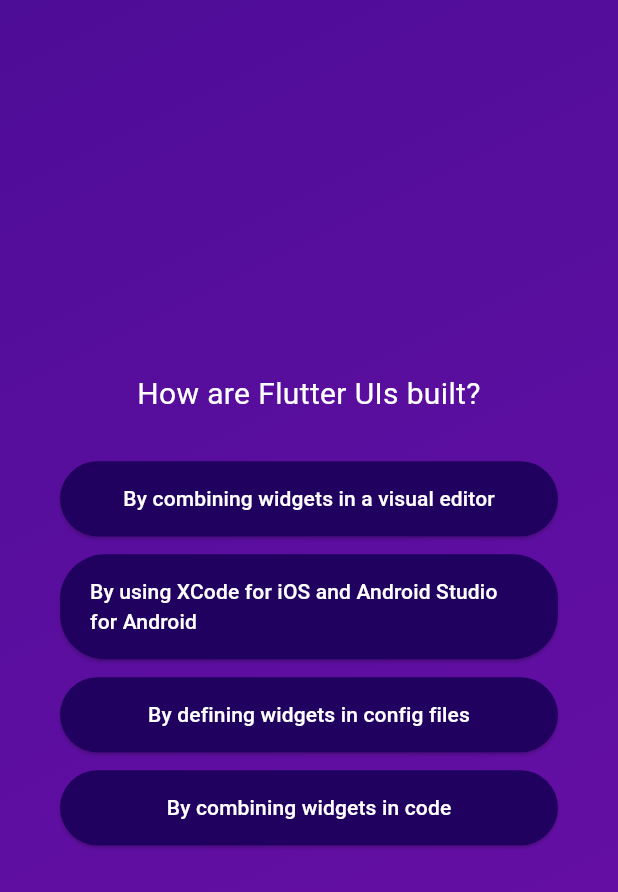
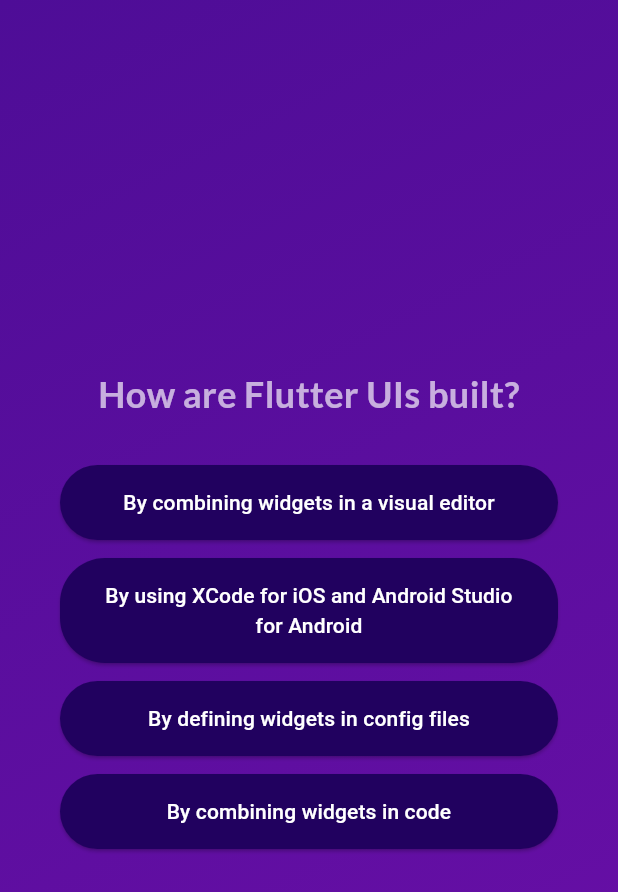
Before and after one commit to MutumaDerick/Quiz-App, a Flutter app: the screen it shows after launch, after a tap on "Start Quiz", after a tap on "Components", on a phone screen of 412 x 824 dp. Shown: the top 892 px of the screen. Run offline on Flutter 3.47's test engine with Material 3 defaults, Android fonts, the phone set to English and light mode, and no system bars; our stand-ins replace google_fonts.

```diff
--- a/lib/answer_button.dart
+++ b/lib/answer_button.dart
@@ -27,7 +27,7 @@ class AnswerButton extends StatelessWidget {
             borderRadius: BorderRadius.circular(30),
           ),
         ),
-        child: Text(answerText),
+        child: Text(answerText, textAlign: TextAlign.center,),
       ),
     );
   }
--- a/lib/questions_screen.dart
+++ b/lib/questions_screen.dart
@@ -1,9 +1,12 @@
 import 'package:flutter/material.dart';
+import 'package:google_fonts/google_fonts.dart';
 import 'package:quiz_app/answer_button.dart';
 import 'package:quiz_app/data/question.dart';
 
 class QuestionsScreen extends StatefulWidget {
-  const QuestionsScreen({super.key});
+  const QuestionsScreen({super.key, required this.onSelectAnswer});
+
+  final void Function(String answer) onSelectAnswer;
 
   @override
   State<QuestionsScreen> createState() => _QuestionsScreenState();
@@ -12,7 +15,8 @@ class QuestionsScreen extends StatefulWidget {
 class _QuestionsScreenState extends State<QuestionsScreen> {
   var currentQuestionIndex = 0;
 
-  void nextQuestion() {
+  void nextQuestion(String selectedAnswer) {
+    widget.onSelectAnswer(selectedAnswer);
     setState(() {
       currentQuestionIndex++;
     });
@@ -32,9 +36,10 @@ class _QuestionsScreenState extends State<QuestionsScreen> {
           children: [
             Text(
               currentQuestion.text,
-              style: const TextStyle(
-                color: Colors.white,
-                fontSize: 20,
+              style: GoogleFonts.lato(
+                color: const Color.fromARGB(170, 255, 255, 255),
+                fontSize: 24,
+                fontWeight: FontWeight.bold,
               ),
               textAlign: TextAlign.center,
             ),
@@ -42,7 +47,9 @@ class _QuestionsScreenState extends State<QuestionsScreen> {
             ...currentQuestion.getShuffledAnswers().map((answer) {
               return AnswerButton(
                 answerText: answer,
-                onTap: nextQuestion,
+                onTap: () {
+                  nextQuestion(answer);
+                },
               );
             }),
           ],
--- a/lib/quiz.dart
+++ b/lib/quiz.dart
@@ -1,6 +1,7 @@
 import 'package:flutter/material.dart';
 import 'package:quiz_app/start_screen.dart';
 import 'package:quiz_app/questions_screen.dart';
+import 'package:quiz_app/data/question.dart';
 
 class Quiz extends StatefulWidget {
   const Quiz({super.key});
@@ -10,6 +11,7 @@ class Quiz extends StatefulWidget {
 }
 
 class _QuizState extends State<Quiz> {
+  final List<String> selectedAnswers = [];
   var activeScreen = 'start-screen';
 
   void switchScreen() {
@@ -18,14 +20,25 @@ class _QuizState extends State<Quiz> {
     });
   }
 
+  void chooseAnswer(String answer) {
+    selectedAnswers.add(answer);
+
+    if (selectedAnswers.length == questions.length) {
+      setState(() {
+        activeScreen = 'start-screen';
+      });
+    }
+  }
+
   @override
   Widget build(BuildContext context) {
     Widget screenWidget = StartScreen(switchScreen);
 
     if (activeScreen == 'questions-screen') {
-      screenWidget = const QuestionsScreen();
+      screenWidget = QuestionsScreen(
+        onSelectAnswer: chooseAnswer,
+      );
     }
-
 
     return MaterialApp(
       theme: ThemeData(useMaterial3: true),
--- a/lib/start_screen.dart
+++ b/lib/start_screen.dart
@@ -1,4 +1,5 @@
 import 'package:flutter/material.dart';
+import 'package:google_fonts/google_fonts.dart';
 
 class StartScreen extends StatelessWidget {
   const StartScreen(this.startQuiz, {super.key});
@@ -17,10 +18,10 @@ class StartScreen extends StatelessWidget {
             color: const Color.fromARGB(150, 255, 255, 255),
           ),
           const SizedBox(height: 80),
-          const Text(
+          Text(
             'Learn Flutter the fun way!',
-            style: TextStyle(
-              color: Color.fromARGB(255, 237, 223, 252),
+            style: GoogleFonts.lato(
+              color: const Color.fromARGB(255, 237, 223, 252),
               fontSize: 24,
             ),
           ),
--- a/pubspec.yaml
+++ b/pubspec.yaml
@@ -35,6 +35,7 @@ dependencies:
   # The following adds the Cupertino Icons font to your application.
   # Use with the CupertinoIcons class for iOS style icons.
   cupertino_icons: ^1.0.8
+  google_fonts: ^6.2.1
 
 dev_dependencies:
   flutter_test:
@@ -45,7 +46,7 @@ dev_dependencies:
   # activated in the `analysis_options.yaml` file located at the root of your
   # package. See that file for information about deactivating specific lint
   # rules and activating additional ones.
-  flutter_lints: ^4.0.0
+  flutter_lints: ^5.0.0
 
 # For information on the generic Dart part of this file, see the
 # following page: https://dart.dev/tools/pub/pubspec
```
Also changed, not shown: pubspec.lock, 1 other file.
